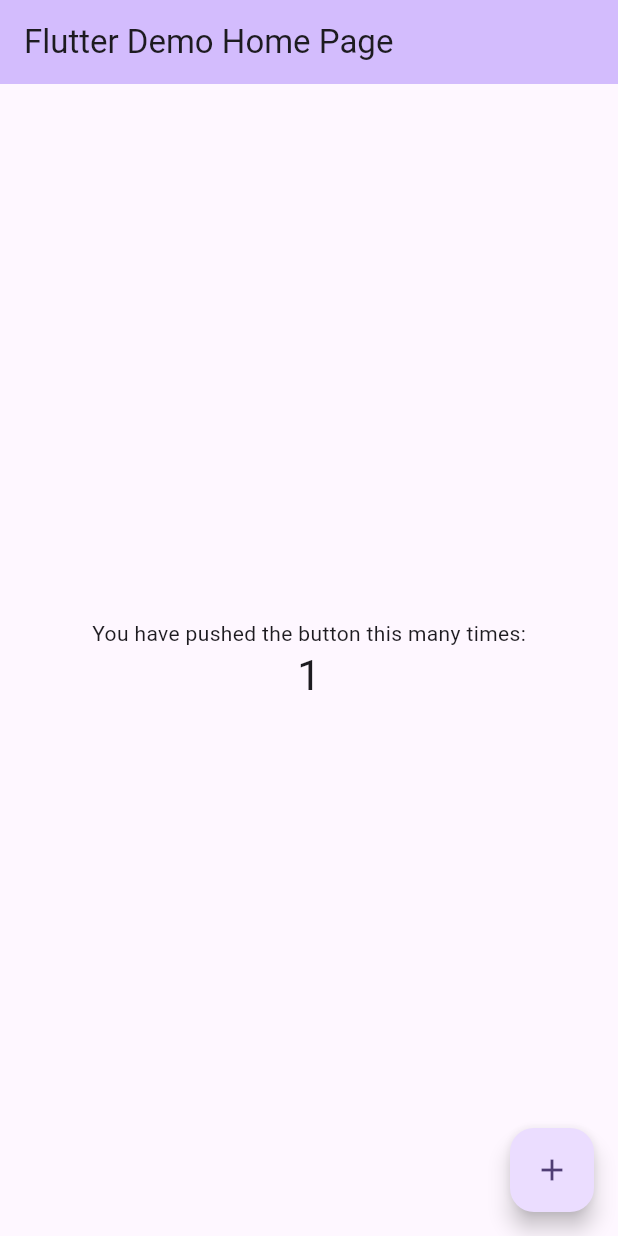
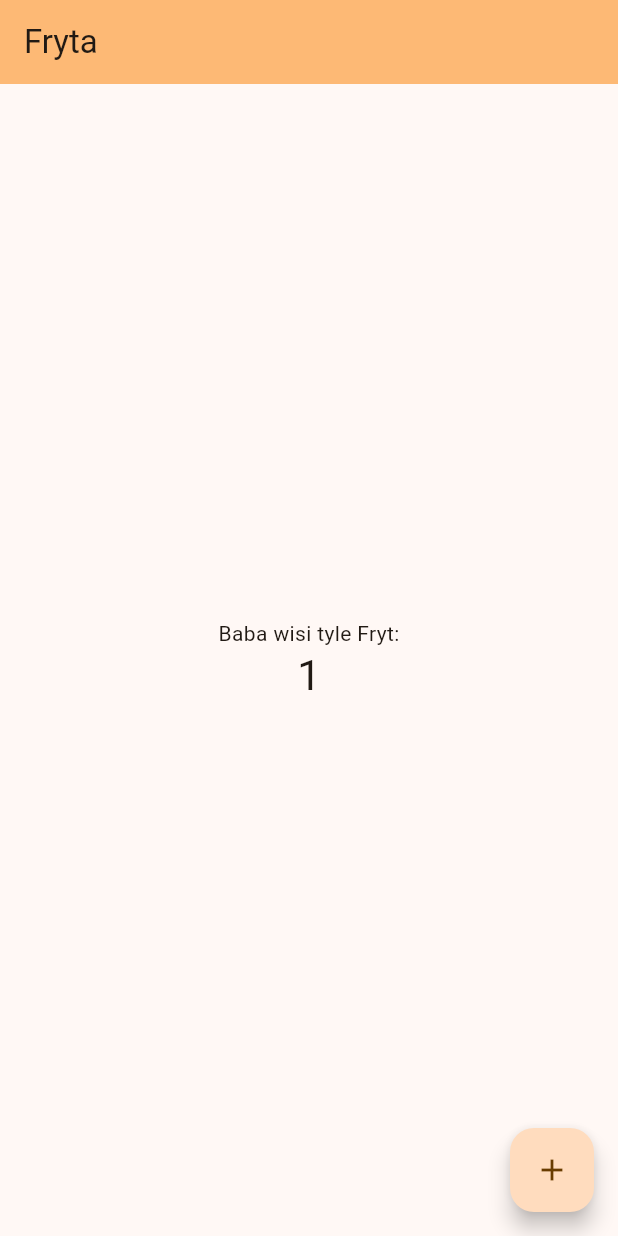
Before and after one commit to JakubKivi/fryta, a Flutter app: the screen it shows after launch, after a tap on the "add" icon, on a phone screen of 412 x 824 dp. Run offline on Flutter 3.47's test engine with Material 2 defaults, Android fonts, the phone set to English and light mode, and no system bars.

Commit message:
learnign process

```diff
--- a/lib/main.dart
+++ b/lib/main.dart
@@ -1,17 +1,17 @@
 import 'package:flutter/material.dart';
 
 void main() {
-  runApp(const MyApp());
+  runApp(const Fryta());
 }
 
-class MyApp extends StatelessWidget {
-  const MyApp({super.key});
+class Fryta extends StatelessWidget {
+  const Fryta({super.key});
 
   // This widget is the root of your application.
   @override
   Widget build(BuildContext context) {
     return MaterialApp(
-      title: 'Flutter Demo',
+      title: 'Fryta',
       theme: ThemeData(
         // This is the theme of your application.
         //
@@ -28,10 +28,10 @@
         //
         // This works for code too, not just values: Most code changes can be
         // tested with just a hot reload.
-        colorScheme: ColorScheme.fromSeed(seedColor: Colors.deepPurple),
+        colorScheme: ColorScheme.fromSeed(seedColor: Colors.orange),
         useMaterial3: true,
       ),
-      home: const MyHomePage(title: 'Flutter Demo Home Page'),
+      home: const MyHomePage(title: 'Fryta'),
     );
   }
 }
@@ -106,7 +106,7 @@
           mainAxisAlignment: MainAxisAlignment.center,
           children: <Widget>[
             const Text(
-              'You have pushed the button this many times:',
+              'Baba wisi tyle Fryt:',
             ),
             Text(
               '$_counter',
@@ -117,7 +117,7 @@
       ),
       floatingActionButton: FloatingActionButton(
         onPressed: _incrementCounter,
-        tooltip: 'Increment',
+        tooltip: 'Dodaj Fryte',
         child: const Icon(Icons.add),
       ), // This trailing comma makes auto-formatting nicer for build methods.
     );
```
